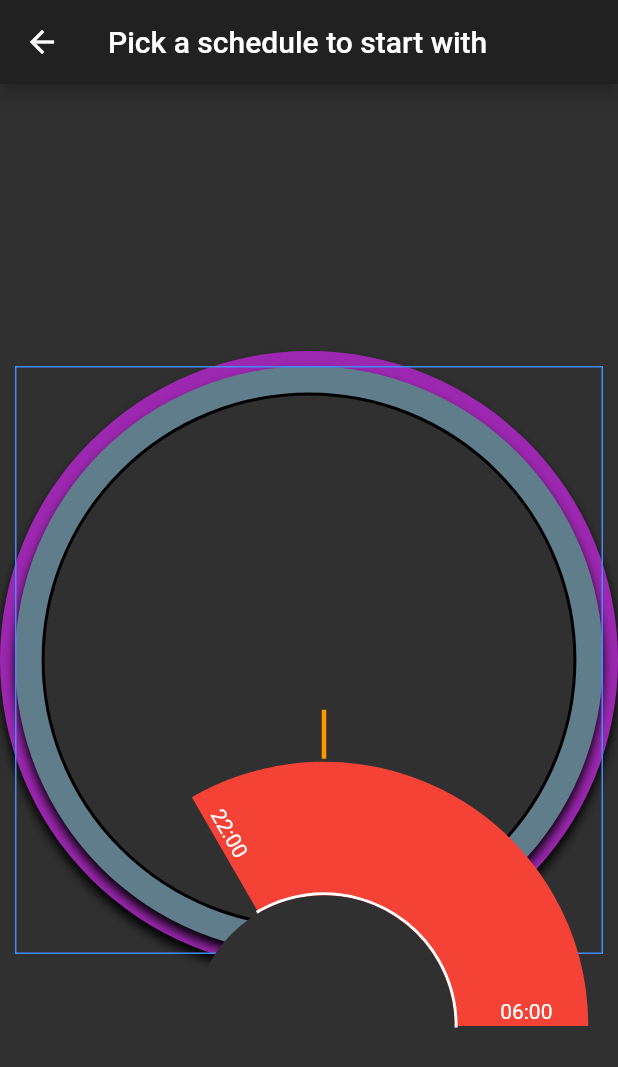
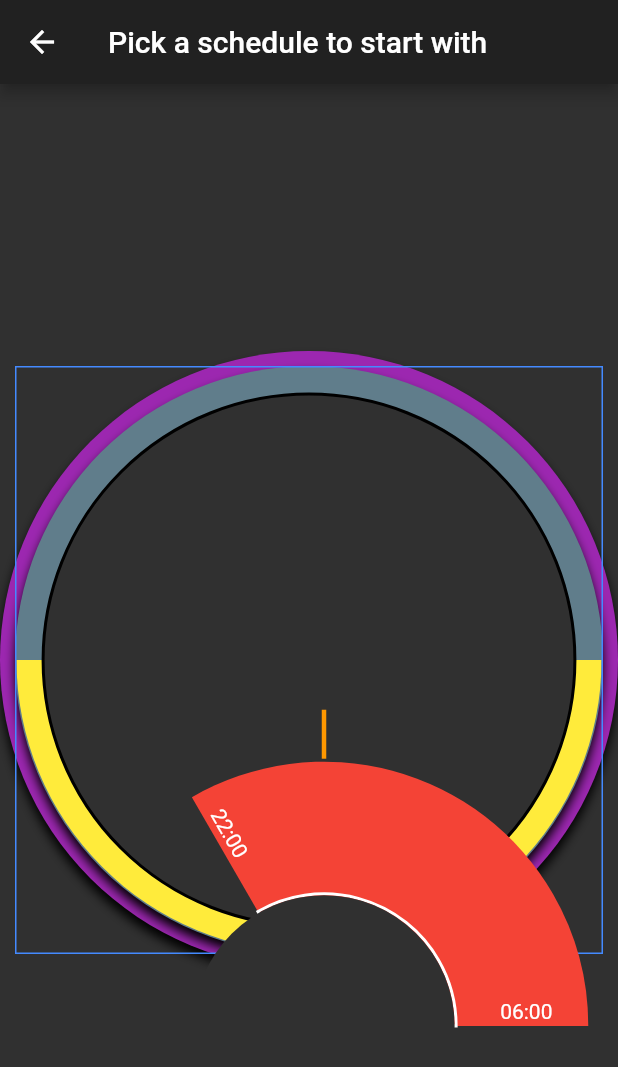
Before and after one commit to juanitotaveras/napchart-mobile, a Flutter app: the screen it shows after launch, after a tap on the "create" icon, on a phone screen of 412 x 824 dp. Shown: the top 1067 px of the screen. Run offline on Flutter 3.47's test engine with Material 2 defaults, Android fonts, the phone set to English and light mode, and no system bars; our stand-ins replace equatable.

Commit message:
Sunrise and set graphic

```diff
--- a/lib/features/schedule_manager/presentation/widgets/current_schedule_graphic.dart
+++ b/lib/features/schedule_manager/presentation/widgets/current_schedule_graphic.dart
@@ -1,6 +1,7 @@
 import 'package:flutter/material.dart';
 import 'package:polysleep/features/schedule_manager/domain/entities/time.dart';
 import 'package:polysleep/features/schedule_manager/domain/entities/sleep_segment.dart';
+import 'package:polysleep/features/schedule_manager/presentation/widgets/sun_times_painter.dart';
 import 'schedule_number_painter.dart';
 import 'segment_painter.dart';
 import 'dart:math';
@@ -25,6 +26,9 @@ class CurrentScheduleGraphic extends StatelessWidget {
             height: double.infinity,
             child: CustomPaint(painter: SegmentPainter(seg, currentTime))))
         .toList();
+    final DateTime _startSun = DateTime(2019, 1, 1, 6);
+    final DateTime _endSun = DateTime(2019, 1, 1, 18);
+    final sunSegment = SleepSegment(startTime: _startSun, endTime: _endSun);
     return Padding(
         padding: const EdgeInsets.all(10.0),
         child: Stack(
@@ -43,6 +47,11 @@ class CurrentScheduleGraphic extends StatelessWidget {
                 ],
               ),
             ),
+            Container(
+                width: double.infinity,
+                height: double.infinity,
+                child: CustomPaint(
+                    painter: SunTimesPainter(sunSegment, currentTime))),
             Container(
               width: double.infinity,
               height: double.infinity,
--- /dev/null
+++ b/lib/features/schedule_manager/presentation/widgets/sun_times_painter.dart
@@ -0,0 +1,32 @@
+import 'package:flutter/material.dart';
+import 'package:polysleep/features/schedule_manager/domain/entities/angle_calculator.dart';
+import 'package:polysleep/features/schedule_manager/domain/entities/sleep_segment.dart';
+import 'package:polysleep/features/schedule_manager/domain/entities/sun_segment.dart';
+import 'dart:math';
+
+class SunTimesPainter extends CustomPainter {
+  final SleepSegment segment;
+  final DateTime currentTime;
+  SunTimesPainter(this.segment, this.currentTime);
+  @override
+  void paint(Canvas canvas, Size size) {
+    var angleCalculator = AngleCalculator(null, segment);
+
+    var centerPoint = Offset(size.width / 2, size.height / 2);
+    var radius = min(size.width, size.height) / 2.01;
+
+    var paint = Paint()..color = Colors.yellow;
+    canvas.drawArc(
+        Rect.fromCircle(center: centerPoint, radius: radius),
+        angleCalculator.getStartAngle(),
+        angleCalculator.getSweepAngle(),
+        true,
+        paint);
+  }
+
+  @override
+  bool shouldRepaint(CustomPainter oldDelegate) {
+    // TODO: implement shouldRepaint
+    return true;
+  }
+}
```
Also changed, not shown: lib/features/schedule_manager/domain/entities/sun_segment.dart (added, +25 -0 lines).
